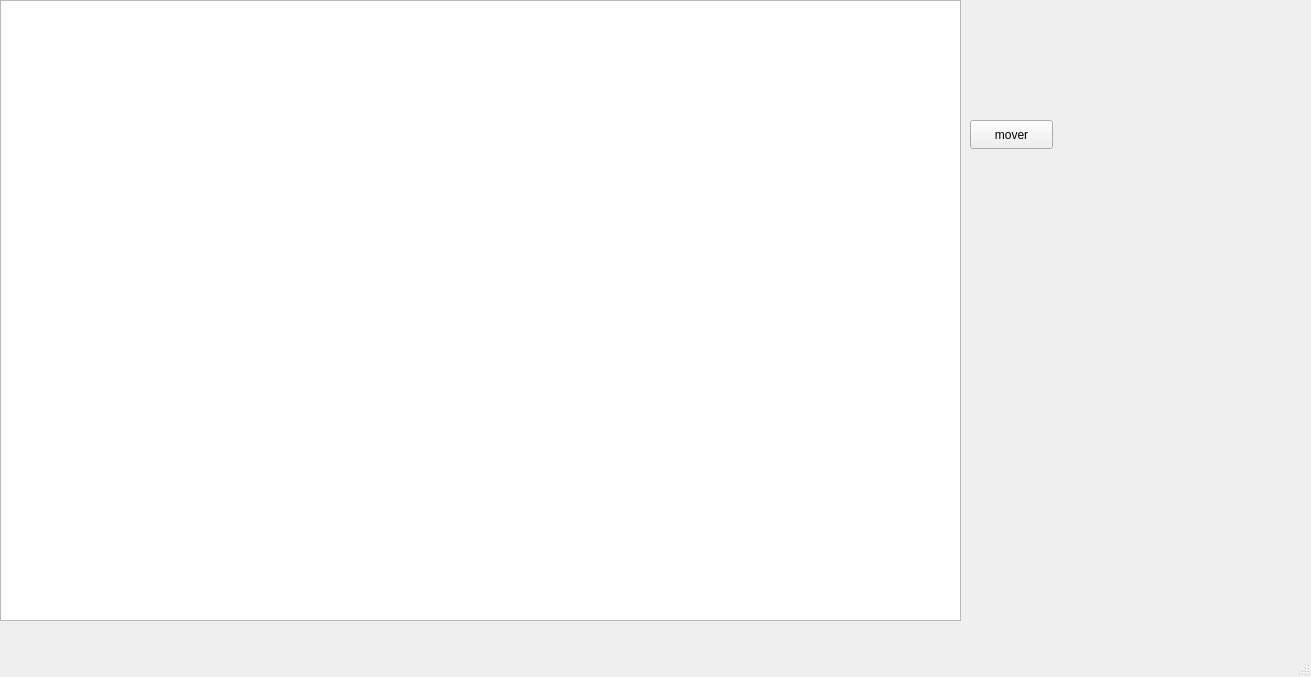
First picture: the form in mainwindow.ui, repository barrios260/labo_5, before the edit.
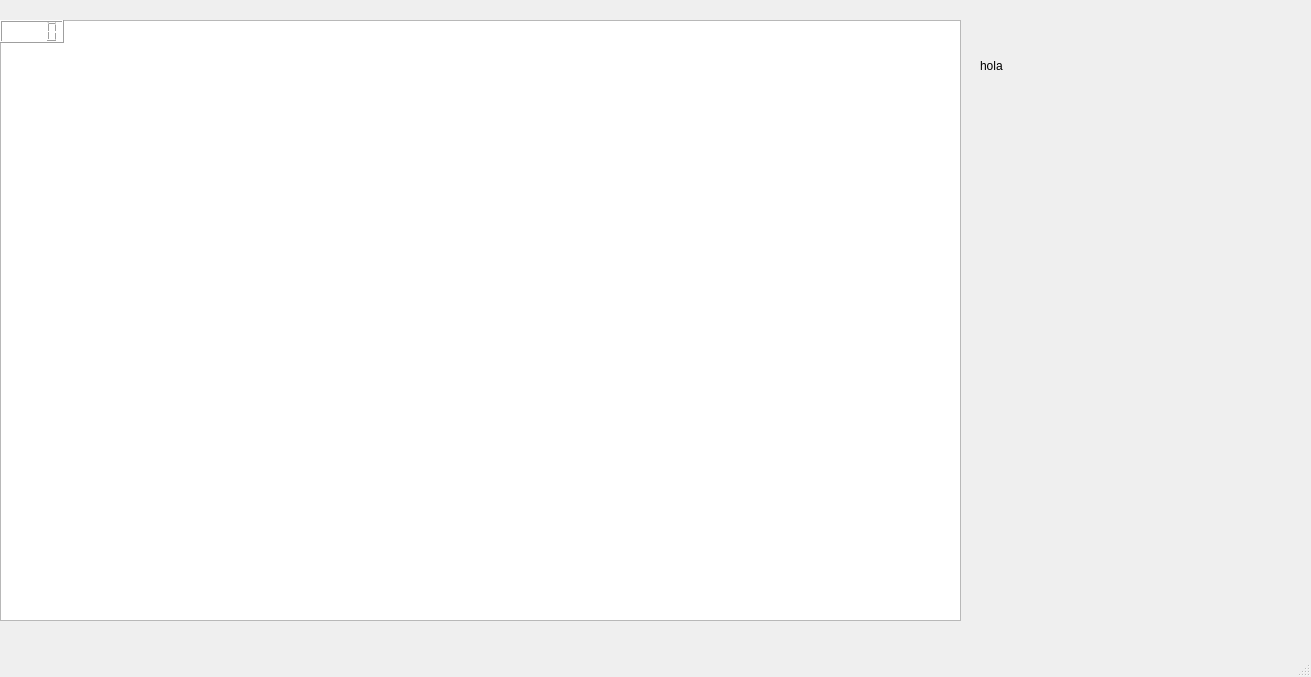
Second picture: the form after the edit.

```diff
--- a/mainwindow.ui
+++ b/mainwindow.ui
@@ -18,23 +18,36 @@
     <property name="geometry">
      <rect>
       <x>0</x>
-      <y>0</y>
+      <y>20</y>
       <width>961</width>
-      <height>621</height>
+      <height>601</height>
      </rect>
     </property>
    </widget>
-   <widget class="QPushButton" name="pushButton">
+   <widget class="QLCDNumber" name="lcdNumber">
     <property name="geometry">
      <rect>
-      <x>970</x>
-      <y>120</y>
-      <width>83</width>
-      <height>29</height>
+      <x>0</x>
+      <y>20</y>
+      <width>64</width>
+      <height>23</height>
+     </rect>
+    </property>
+   </widget>
+   <widget class="QLabel" name="label">
+    <property name="geometry">
+     <rect>
+      <x>980</x>
+      <y>40</y>
+      <width>61</width>
+      <height>51</height>
      </rect>
     </property>
     <property name="text">
-     <string>mover</string>
+     <string>hola</string>
+    </property>
+    <property name="textFormat">
+     <enum>Qt::PlainText</enum>
     </property>
    </widget>
   </widget>
```
